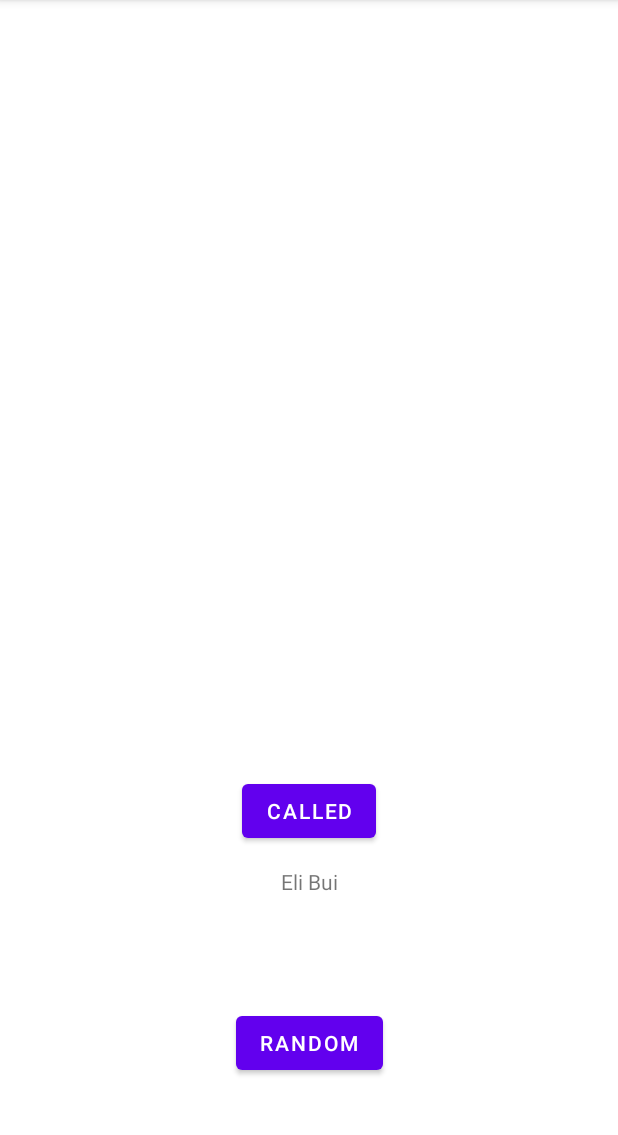
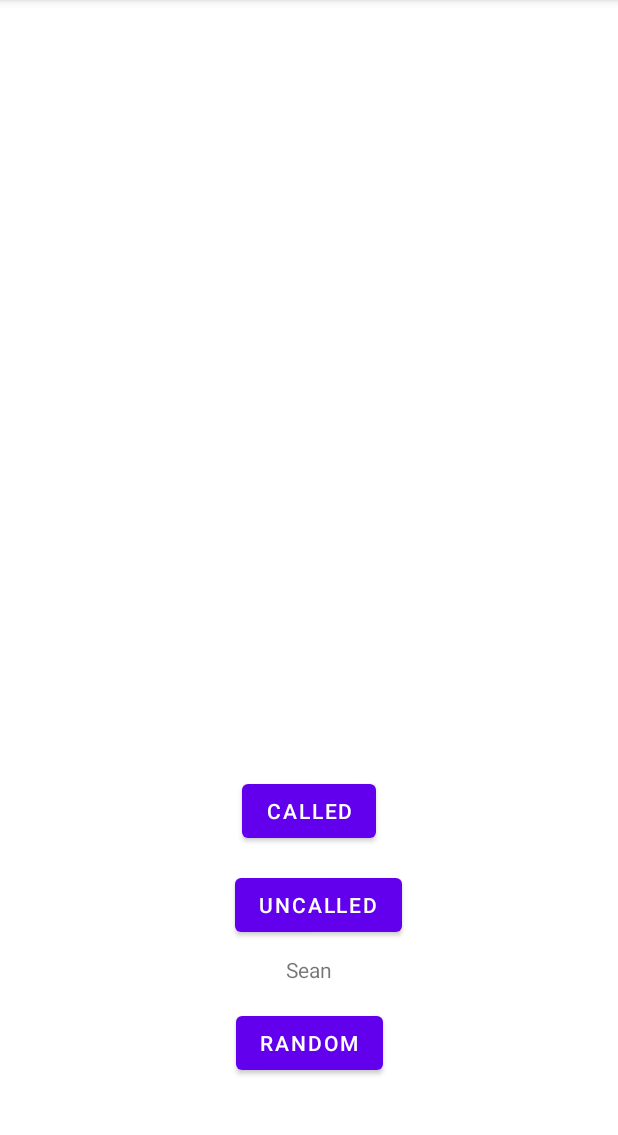
Before and after one commit to cram678/ColdcallingApp, an Android app: the screen it shows after launch (MainActivity), after a tap on "RANDOM", on a phone screen of 412 x 824 dp, the part 84-1219 px from its top. Run offline under Robolectric (Android 15) with nearby library versions, the phone set to English and light mode, and no system bars; 1 statement that could not run was skipped.

Commit message:
eden uses github???

```diff
--- a/app/src/main/AndroidManifest.xml
+++ b/app/src/main/AndroidManifest.xml
@@ -9,6 +9,9 @@
         android:roundIcon="@mipmap/ic_launcher_round"
         android:supportsRtl="true"
         android:theme="@style/Theme.ColdCallingApp">
+        <activity
+            android:name=".uncalled"
+            android:exported="true" />
         <activity
             android:name=".called"
             android:exported="true" />
--- a/app/src/main/java/com/example/coldcallingapp/MainActivity.java
+++ b/app/src/main/java/com/example/coldcallingapp/MainActivity.java
@@ -25,28 +25,80 @@ public class MainActivity extends AppCompatActivity {
             new Student("dhruv_amin", "Dhruv Amin"),
             new Student("eden_kogan", "Eden Kogan"),
             new Student("eli_bui", "Eli Bui"),
-            /*new Student("elie_belkin", "Elie Belkin"),
+            new Student("elie_belkin", "Elie Belkin"),
             new Student("evelyn_paskhaver", "Evelyn Paskhaver"),
             new Student("fardin_iqbal", "Fardin Iqbal"),
-            new Student("jerry_he", "Jerry He")*/
+            new Student("jerry_he", "Jerry He"),
+            new Student("kenny_cao", "Kenny Cao"),
+            new Student("marc_rosenberg", "Marc Rosenberg"),
+            new Student("matthewchen", "Matthew Chen"),
+            new Student("minglin", "Ming Lin"),
+            new Student("noam", "Noam"),
+            new Student("ralf_pacia", "Ralf Pacia"),
+            new Student("samuel_iskhakov", "Samuel Iskhakov"),
+            new Student("sean", "Sean"),
+            new Student("selina_li", "Selina Li"),
+            new Student("sean", "Sean"),
+            new Student("shuyue_chen", "Shuyue Chen"),
+            new Student("tanushri_sundaram", "Tanushri Sundaram"),
+            new Student("vasu", "Vasu"),
+            new Student("xinrui_ge", "Xinrui Ge"),
+            new Student("zhian_maysoon", "Zhian Maysoon"),
     };
-    //private String[] mPeople= new String[]{"aamiarali","adrian_yan","alexaney","bipra_dey","daniel_dulstin","darren_dong","dhruv_amin","eden_kogan","eli_bui","elie_belkin","evelyn_paskhaver","fardin_iqbal","jerry_he","kenny_cao","marc_rosenberg","matthewchen", "michael","minglin","noam","ralf_pacia","samuel_iskhakov","sean","selina_li","shuyue_chen","tanushri_sundaram","vasu","xinrui_ge","zhian_maysoon"};
     private TextView mText;
     private ImageView mImage;
     private Button mRandomButton;
     private Button button;
-    private String called;
+    private Button unButton;
 
     @Override
     protected void onCreate(Bundle savedInstanceState) {
         super.onCreate(savedInstanceState);
         setContentView(R.layout.activity_main);
-        called="";
-        TextView tvId = (TextView) findViewById(R.id.text_value_view);
-        tvId.setText(called);
 
+        random();
+
+        mRandomButton = (Button) findViewById(R.id.next_button);
+        mRandomButton.setOnClickListener(new View.OnClickListener(){
+            @Override
+            public void onClick(View v){
+                random();
+            }
+        });
+
+        button = (Button) findViewById(R.id.called_button);
+        button.setOnClickListener(new View.OnClickListener() {
+            @Override
+            public void onClick(View v) {
+                Intent i = called.newIntent(MainActivity.this, called_string());
+                startActivity(i);
+            }
+        });
+
+        unButton = (Button) findViewById(R.id.uncalled_button);
+        unButton.setOnClickListener(new View.OnClickListener() {
+            @Override
+            public void onClick(View v) {
+                Intent i = uncalled.newIntent(MainActivity.this, uncalled_string());
+                startActivity(i);
+            }
+        });
+
+    }
+
+    public void random(){
         mText=(TextView)findViewById(R.id.text_value_view);
-        int studentIndex = (int)(Math.random()*12);
+        int studentIndex = (int)(Math.random()*27);
+
+        //find student not called in past 40 mins
+        while((mstudents[studentIndex]).fourty_min_called()){
+            studentIndex = (int)(Math.random()*27);
+        }
+
+        //update the time called
+        (mstudents[studentIndex]).setTime_called(System.currentTimeMillis());
+
+        //display the student on the app
         String name = (mstudents[studentIndex]).getName();
         mText.setText((mstudents[studentIndex]).getDisplayName());
         mImage=(ImageView)findViewById(R.id.imageView);
@@ -54,40 +106,28 @@ public class MainActivity extends AppCompatActivity {
         int imageResource = getResources().getIdentifier(uri, null, getPackageName());
         Drawable res = getResources().getDrawable(imageResource);
         mImage.setImageDrawable(res);
-        (mstudents[studentIndex]).setCalled(true);
-        called=called+name;
-
-        mRandomButton = (Button) findViewById(R.id.next_button);
-        mRandomButton.setOnClickListener(new View.OnClickListener(){
-            @Override
-            public void onClick(View v){
-                mText=(TextView)findViewById(R.id.called_value_view);
-                int studentIndex = (int)(Math.random()*12);
-                String name = (mstudents[studentIndex]).getName();
-                mText.setText((mstudents[studentIndex]).getDisplayName());
-                mImage=(ImageView)findViewById(R.id.imageView);
-                String uri = "@drawable/"+name;
-                int imageResource = getResources().getIdentifier(uri, null, getPackageName());
-                Drawable res = getResources().getDrawable(imageResource);
-                mImage.setImageDrawable(res);
-                (mstudents[studentIndex]).setCalled(true);
-                called=called+", \n"+name;
-            }
-        });
-        button = (Button) findViewById(R.id.called_button);
-        button.setOnClickListener(new View.OnClickListener() {
-            @Override
-            public void onClick(View v) {
-                openActivity2();
-                tvId.setText(called);
-            }
-        });
-
-    }
-    public void openActivity2() {
-        Intent intent = new Intent(this, called.class);
-        startActivity(intent);
     }
 
+    //this method returns a string of students called in the last 40 mins
+    public String called_string(){
+        String temp = "";
+        for(int i = 0; i < 28; i++){
+            if((mstudents[i]).fourty_min_called()){
+                temp += ", \n"+(mstudents[i]).getName();
+            }
+        }
+        return temp;
+    }
+
+    //this method returns a string of students called in the last 40 mins
+    public String uncalled_string(){
+        String temp = "";
+        for(int i = 0; i < 28; i++){
+            if((mstudents[i]).day_uncalled()){
+                temp += ", \n"+(mstudents[i]).getName();
+            }
+        }
+        return temp;
+    }
 
 }
--- a/app/src/main/java/com/example/coldcallingapp/Student.java
+++ b/app/src/main/java/com/example/coldcallingapp/Student.java
@@ -5,12 +5,11 @@ import android.widget.ImageView;
 public class Student {
     public String name;
     public String displayName;
-    public boolean called;
+    public long time_called = 0;
 
     public Student(String name, String displayName) {
         this.name = name;
         this.displayName = displayName;
-        this.called = false;
     }
 
     public String getName() {
@@ -21,7 +20,19 @@ public class Student {
         return displayName;
     }
 
-    public void setCalled(boolean called) {
-        this.called = called;
+    public boolean fourty_min_called() {
+        if (time_called==0) return false;
+        if (System.currentTimeMillis()-time_called <= 2400000) return true;
+        return false;
+    }
+
+    public boolean day_uncalled() {
+        if (time_called==0) return true;
+        if (System.currentTimeMillis()-time_called >= 86400000) return true;
+        return false;
+    }
+
+    public void setTime_called(long time_called) {
+        this.time_called = time_called;
     }
 }
--- a/app/src/main/res/layout/activity_main.xml
+++ b/app/src/main/res/layout/activity_main.xml
@@ -15,7 +15,7 @@
         app:layout_constraintLeft_toLeftOf="parent"
         app:layout_constraintRight_toRightOf="parent"
         app:layout_constraintTop_toTopOf="parent"
-        app:layout_constraintVertical_bias="0.772" />
+        app:layout_constraintVertical_bias="0.85" />
 
     <ImageView
         android:id="@+id/imageView"
@@ -47,4 +47,17 @@
         app:layout_constraintTop_toTopOf="parent"
         app:layout_constraintVertical_bias="0.718" />
 
+    <Button
+        android:id="@+id/uncalled_button"
+        android:layout_width="wrap_content"
+        android:layout_height="wrap_content"
+        android:text="uncalled"
+        app:layout_constraintBottom_toBottomOf="parent"
+        app:layout_constraintHorizontal_bias="0.521"
+        app:layout_constraintLeft_toLeftOf="parent"
+        app:layout_constraintRight_toRightOf="parent"
+        app:layout_constraintTop_toTopOf="parent"
+        app:layout_constraintVertical_bias="0.805" />
+
+
 </androidx.constraintlayout.widget.ConstraintLayout>
```
Also changed, not shown: app/src/main/java/com/example/coldcallingapp/called.java (+20 -0 lines), app/src/main/java/com/example/coldcallingapp/uncalled.java (added, +35 -0 lines), app/src/main/res/layout/activity_uncalled.xml (added, +21 -0 lines).
